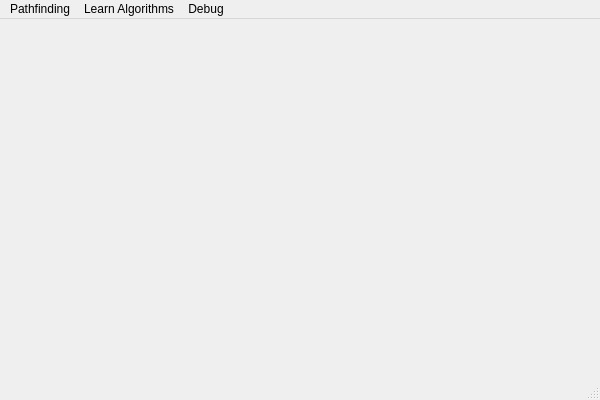
The window that src/aimainwindow.ui (chFleschutz/ai-for-games) describes before a commit, drawn with Qt 5.
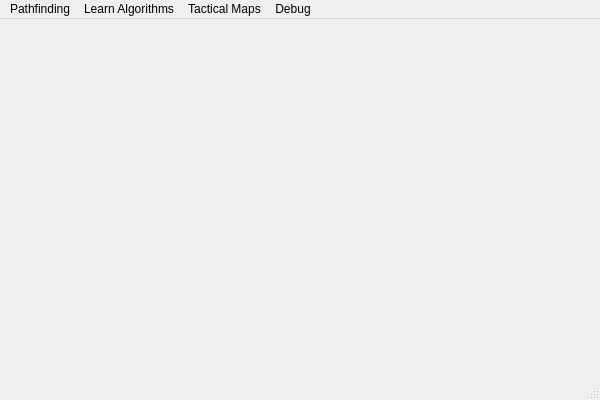
The same window after the commit. Icons and pictures are not drawn.

Commit message: Add widget for tactical maps

```diff
--- a/src/aimainwindow.ui
+++ b/src/aimainwindow.ui
@@ -46,8 +46,15 @@
     <addaction name="actionHill_Climbing"/>
     <addaction name="actionRQ_Learning"/>
    </widget>
+   <widget class="QMenu" name="menuTactical_Maps">
+    <property name="title">
+     <string>Tactical Maps</string>
+    </property>
+    <addaction name="actionTactical_Maps"/>
+   </widget>
    <addaction name="menuPathfinding"/>
    <addaction name="menuLearn_Algorithms"/>
+   <addaction name="menuTactical_Maps"/>
    <addaction name="menuDebug"/>
   </widget>
   <widget class="QStatusBar" name="statusBar"/>
```
Left out of the diff: 22 changed lines with no effect on the pictures. The commit also changes 7 other files.
